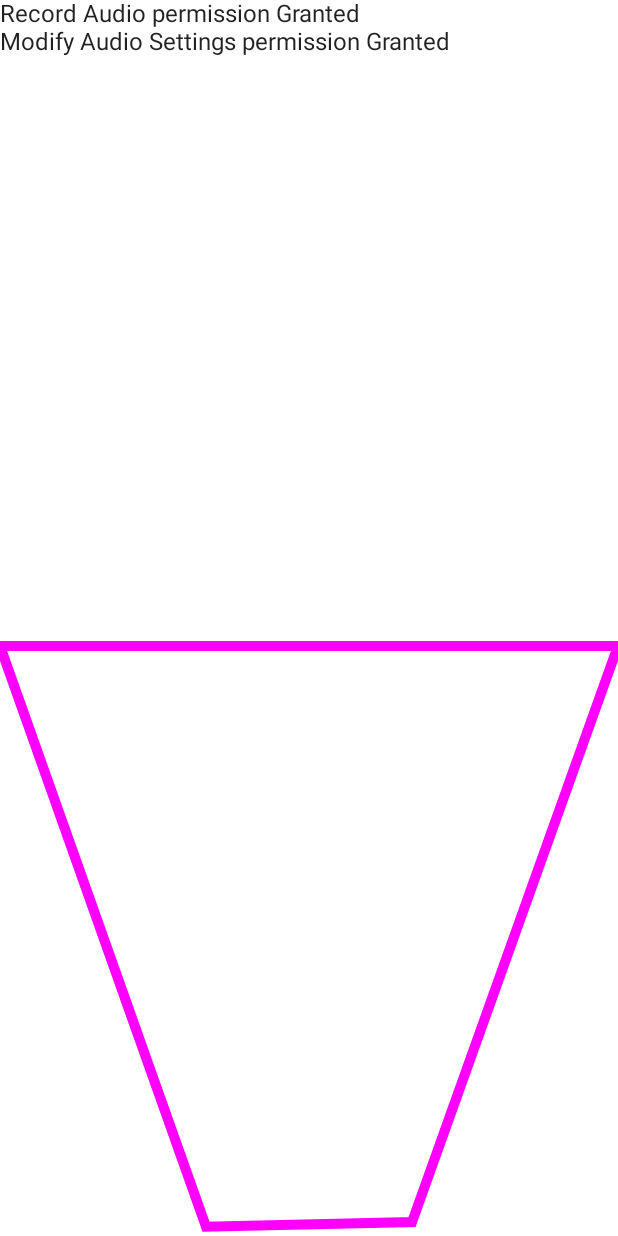
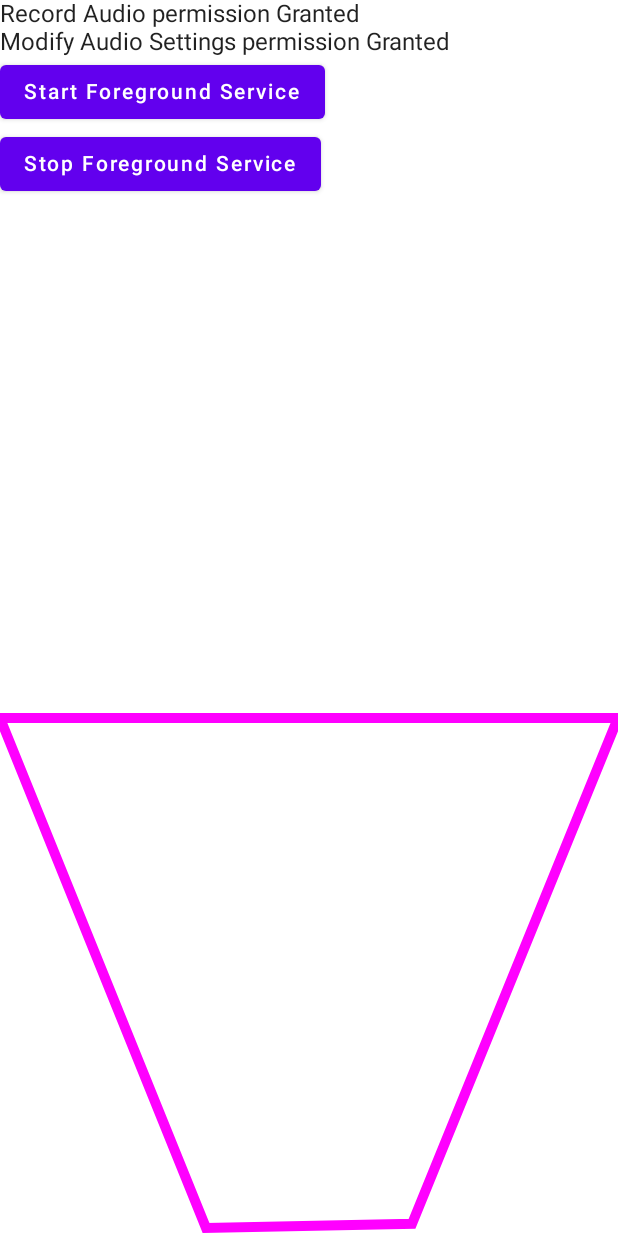
Before and after one commit to tayadehritik/MusicVisualizerPOC, an Android app built with Jetpack Compose: the screen it shows after launch (MainActivity), on a phone screen of 412 x 824 dp. Run offline under Robolectric (Android 15) with nearby library versions, the phone set to English and light mode, and no system bars.

Commit message:
created foreground service but it can be closed by swiping, so will work on fixing it next time.

```diff
--- a/app/src/main/AndroidManifest.xml
+++ b/app/src/main/AndroidManifest.xml
@@ -4,7 +4,9 @@
     <uses-permission android:name="android.permission.RECORD_AUDIO"/>
     <uses-permission android:name="android.permission.MODIFY_AUDIO_SETTINGS"/>
     <uses-permission android:name="android.permission.CAMERA"/>
+    <uses-permission android:name="android.permission.FOREGROUND_SERVICE" />
     <application
+        android:name=".App"
         android:allowBackup="true"
         android:dataExtractionRules="@xml/data_extraction_rules"
         android:fullBackupContent="@xml/backup_rules"
@@ -29,6 +31,7 @@
                 android:name="android.app.lib_name"
                 android:value="" />
         </activity>
+        <service android:name=".ExampleService" />
     </application>
 
 </manifest>
--- /dev/null
+++ b/app/src/main/java/com/example/musicvisualizerpoc/App.kt
@@ -0,0 +1,30 @@
+package com.example.musicvisualizerpoc
+
+import android.app.Application
+import android.app.NotificationChannel
+import android.app.NotificationManager
+import android.content.Context
+import android.os.Build
+
+public class App: Application() {
+    public val CHANNEL_ID = "exampleServiceChannel"
+
+    override fun onCreate() {
+        super.onCreate()
+        createNotificationChannel()
+    }
+
+    fun createNotificationChannel() {
+        if(Build.VERSION.SDK_INT >= Build.VERSION_CODES.O) {
+            var serviceChannel:NotificationChannel = NotificationChannel(
+                CHANNEL_ID,
+                "Example Service Channel",
+                NotificationManager.IMPORTANCE_DEFAULT
+            )
+
+            var manager:NotificationManager = getSystemService(Context.NOTIFICATION_SERVICE) as NotificationManager
+            manager.createNotificationChannel(serviceChannel)
+
+        }
+    }
+}
--- a/app/src/main/java/com/example/musicvisualizerpoc/MainActivity.kt
+++ b/app/src/main/java/com/example/musicvisualizerpoc/MainActivity.kt
@@ -1,7 +1,9 @@
 package com.example.musicvisualizerpoc
 
+import android.content.Intent
 import android.media.audiofx.Visualizer
 import android.os.Bundle
+import android.os.PowerManager
 import android.util.Log
 import androidx.activity.ComponentActivity
 import androidx.activity.compose.setContent
@@ -20,6 +22,7 @@ import androidx.compose.ui.graphics.Color
 import androidx.compose.ui.graphics.PaintingStyle.Companion.Stroke
 import androidx.compose.ui.graphics.Path
 import androidx.compose.ui.graphics.drawscope.Stroke
+import androidx.compose.ui.platform.LocalContext
 import androidx.compose.ui.tooling.preview.Preview
 import com.example.musicvisualizerpoc.ui.theme.MusicVisualizerPOCTheme
 import com.google.accompanist.permissions.ExperimentalPermissionsApi
@@ -51,7 +54,7 @@ class MainActivity : ComponentActivity(), Visualizer.OnDataCaptureListener {
                     Column {
                         getRecordAudioPermission()
                         getModifyAudioSettingsPermission()
-
+                        foregroundServiceButtons()
 
                         if(bytes==null)
                         {
@@ -73,11 +76,9 @@ class MainActivity : ComponentActivity(), Visualizer.OnDataCaptureListener {
                                 .drawWithCache {
                                     val nonEmpty = byteArrayOf(0x01, 0x02, 0x03)
                                     data.clear()
-                                    if(bytes!=null)
-                                    {
+                                    if (bytes != null) {
                                         data.add(bytes!!)
-                                    }
-                                    else{
+                                    } else {
                                         data.add(nonEmpty)
                                     }
 
@@ -92,7 +93,9 @@ class MainActivity : ComponentActivity(), Visualizer.OnDataCaptureListener {
                                     val waveform = data.first()
                                     for (i in 1 until waveform.size) {
                                         val yPosition: Float =
-                                            if (waveform.get(i) > 0) canvasHeight - yIncrement * waveform.get(i) else -(yIncrement * waveform.get(
+                                            if (waveform.get(i) > 0) canvasHeight - yIncrement * waveform.get(
+                                                i
+                                            ) else -(yIncrement * waveform.get(
                                                 i
                                             ))
                                         path.lineTo(xIncrement * i, yPosition)
@@ -115,6 +118,20 @@ class MainActivity : ComponentActivity(), Visualizer.OnDataCaptureListener {
                     }
                 }
             }
+        }
+    }
+
+    override fun onPause() {
+        super.onPause()
+
+        // If the screen is off then the device has been locked
+        val powerManager = getSystemService(POWER_SERVICE) as PowerManager
+        val isScreenOn: Boolean = powerManager.isInteractive
+
+        if (!isScreenOn) {
+            // The screen has been locked
+            // do stuff...
+            Log.d("screen", "screen is off")
         }
     }
 
@@ -234,3 +251,22 @@ fun byteArrayToUnsignedInt(byteArray: ByteArray): Int {
 fun drawWaveForm(bytes:ByteArray, width:Float, height:Float)  {
 
 }
+
+@Composable
+fun foregroundServiceButtons() {
+    Column {
+        val currentContext = LocalContext.current
+        Button(onClick = {
+            val serviceIntent = Intent(currentContext, ExampleService::class.java)
+            currentContext.startService(serviceIntent)
+        }) {
+            Text(text = "Start Foreground Service")
+        }
+        Button(onClick = {
+            val serviceIntent = Intent(currentContext, ExampleService::class.java)
+            currentContext.stopService(serviceIntent)
+        }) {
+            Text(text = "Stop Foreground Service")
+        }
+    }
+}
--- /dev/null
+++ b/app/src/main/res/drawable/ic_android_black_24dp.xml
@@ -0,0 +1,5 @@
+<vector android:height="24dp" android:tint="#000000"
+    android:viewportHeight="24" android:viewportWidth="24"
+    android:width="24dp" xmlns:android="http://schemas.android.com/apk/res/android">
+    <path android:fillColor="#FF000000" android:pathData="M17.6,11.48 L19.44,8.3a0.63,0.63 0,0 0,-1.09 -0.63l-1.88,3.24a11.43,11.43 0,0 0,-8.94 0L5.65,7.67a0.63,0.63 0,0 0,-1.09 0.63L6.4,11.48A10.81,10.81 0,0 0,1 20L23,20A10.81,10.81 0,0 0,17.6 11.48ZM7,17.25A1.25,1.25 0,1 1,8.25 16,1.25 1.25,0 0,1 7,17.25ZM17,17.25A1.25,1.25 0,1 1,18.25 16,1.25 1.25,0 0,1 17,17.25Z"/>
+</vector>
```
Also changed, not shown: app/src/main/java/com/example/musicvisualizerpoc/ExampleService.kt (added, +41 -0 lines).
